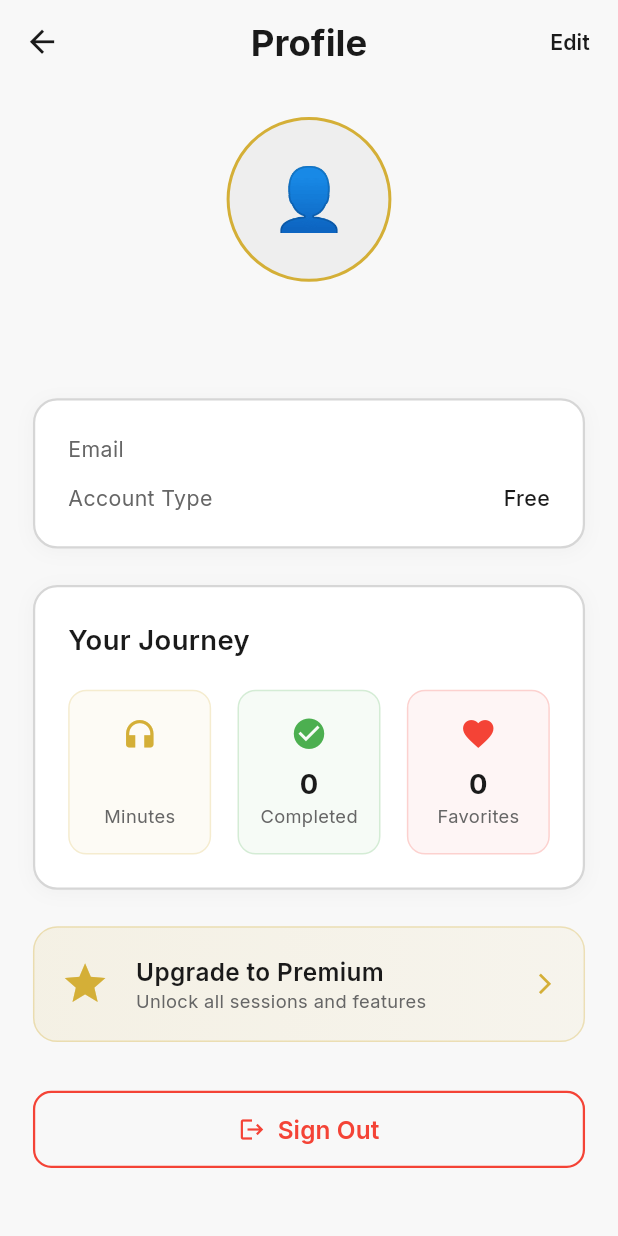
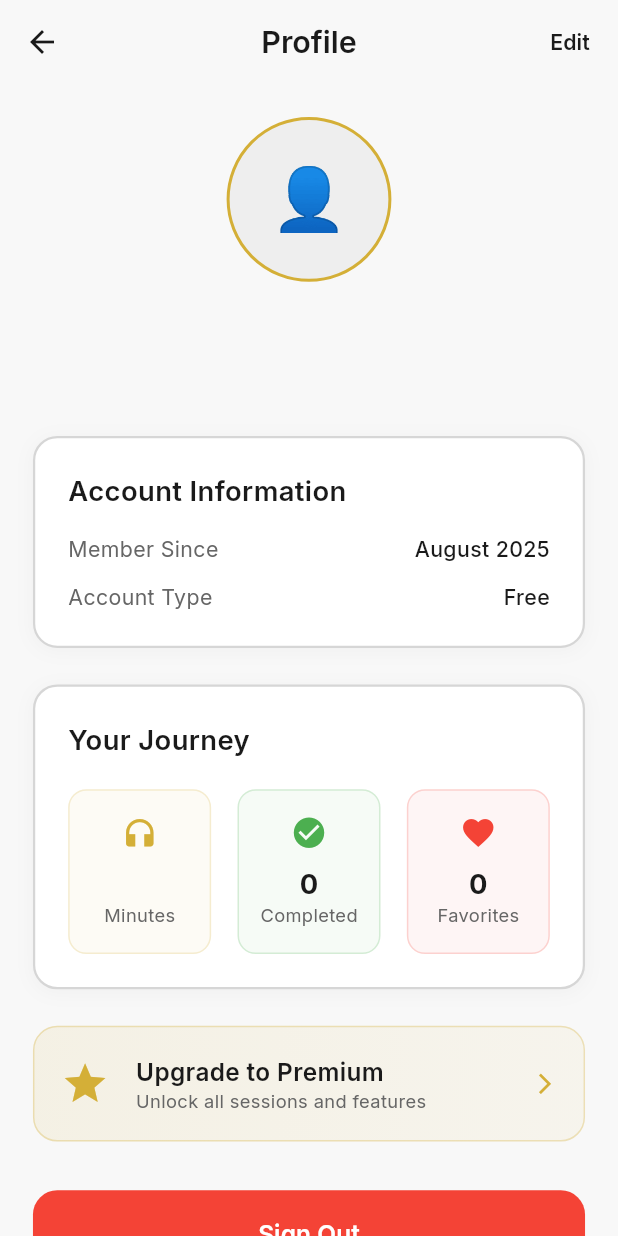
Before and after one commit to ParvinT/insidex_app, a Flutter app: the ProfileScreen screen opened by its route, on a phone screen of 412 x 824 dp. Run offline on Flutter 3.47's test engine with Material 3 defaults, Android fonts, the phone set to English and light mode, and no system bars; our stand-ins replace audio_service, cached_network_image, cloud_firestore, file_picker, firebase_auth, firebase_core and 8 more; accounts and stored records are empty; generated files the repository leaves out were written again.

Commit message:
admin dashboard update

```diff
--- a/lib/core/routes/app_routes.dart
+++ b/lib/core/routes/app_routes.dart
@@ -11,6 +11,11 @@ import '../../features/profile/profile_screen.dart';
 import '../../features/player/audio_player_screen.dart';
 import '../../features/library/session_detail_screen.dart';
 import '../../features/admin/admin_dashboard_screen.dart';
+import '../../features/admin/add_session_screen.dart';
+import '../../features/admin/category_management_screen.dart';
+import '../../features/admin/session_management_screen.dart';
+import '../../features/admin/user_management_screen.dart';
+import '../../features/admin/admin_settings_screen.dart';
 
 class AppRoutes {
   static const String splash = '/';
@@ -37,6 +42,11 @@ class AppRoutes {
         settings: (context) => const SettingsScreen(),
         profile: (context) => const ProfileScreen(),
         adminDashboard: (context) => const AdminDashboardScreen(),
+        '/admin/add-session': (context) => const AddSessionScreen(),
+        '/admin/categories': (context) => const CategoryManagementScreen(),
+        '/admin/sessions': (context) => const SessionManagementScreen(),
+        '/admin/users': (context) => const UserManagementScreen(),
+        '/admin/settings': (context) => const AdminSettingsScreen(),
         player: (context) {
           final args = ModalRoute.of(context)?.settings.arguments
               as Map<String, dynamic>?;
--- a/lib/features/profile/profile_screen.dart
+++ b/lib/features/profile/profile_screen.dart
@@ -24,7 +24,14 @@ class _ProfileScreenState extends State<ProfileScreen> {
 
   // Available avatars for selection
   final List<String> _availableAvatars = [
-    '👤', '😊', '🧘', '✨', '🌙', '⚡', '💫', '🦋'
+    '👤',
+    '😊',
+    '🧘',
+    '✨',
+    '🌙',
+    '⚡',
+    '💫',
+    '🦋'
   ];
 
   @override
@@ -69,7 +76,9 @@ class _ProfileScreenState extends State<ProfileScreen> {
       ScaffoldMessenger.of(context).showSnackBar(
         SnackBar(
           content: Text(
-            success ? 'Profile updated successfully' : 'Failed to update profile',
+            success
+                ? 'Profile updated successfully'
+                : 'Failed to update profile',
           ),
           backgroundColor: success ? Colors.green : Colors.red,
         ),
@@ -109,66 +118,65 @@ class _ProfileScreenState extends State<ProfileScreen> {
       ),
     );
 
-    if (shouldSignOut == true && mounted) {
-      await context.read<UserProvider>().signOut();
-      Navigator.pushReplacementNamed(context, '/auth/welcome');
+    if (shouldSignOut == true) {
+      await FirebaseAuth.instance.signOut();
+      if (mounted) {
+        Navigator.pushNamedAndRemoveUntil(
+          context,
+          '/auth/welcome',
+          (route) => false,
+        );
+      }
+    }
+  }
+
+  @override
+  void initState() {
+    super.initState();
+    // Check if user is logged in on init
+    final currentUser = FirebaseAuth.instance.currentUser;
+    if (currentUser == null) {
+      WidgetsBinding.instance.addPostFrameCallback((_) {
+        Navigator.pushReplacementNamed(context, '/auth/login');
+      });
+    } else {
+      final userProvider = context.read<UserProvider>();
+      _nameController.text = userProvider.userName;
     }
   }
 
   @override
   Widget build(BuildContext context) {
-    // First check if user is logged in with Firebase Auth directly
+    // First check if user is logged in
     final currentUser = FirebaseAuth.instance.currentUser;
 
     if (currentUser == null) {
       // No user logged in, redirect to login
-      WidgetsBinding.instance.addPostFrameCallback((_) {
-        Navigator.pushReplacementNamed(context, '/auth/login');
-      });
       return const Scaffold(
         backgroundColor: AppColors.backgroundWhite,
         body: Center(child: CircularProgressIndicator()),
       );
     }
-
     return Consumer<UserProvider>(
       builder: (context, userProvider, child) {
-        // If provider is still loading user data, show loading
-        if (userProvider.isLoading ||
-            (userProvider.firebaseUser != null && userProvider.userData == null)) {
-          return const Scaffold(
-            backgroundColor: AppColors.backgroundWhite,
-            body: Center(child: CircularProgressIndicator()),
-          );
-        }
-
-        // Initialize controller with current name
-        if (_nameController.text.isEmpty) {
-          _nameController.text = userProvider.userName;
-        }
-
         return Scaffold(
           backgroundColor: AppColors.backgroundWhite,
           appBar: AppBar(
             backgroundColor: AppColors.backgroundWhite,
             elevation: 0,
+            centerTitle: true,
             leading: IconButton(
-              icon: Icon(
-                Icons.arrow_back,
-                color: AppColors.textPrimary,
-                size: 24.sp,
-              ),
+              icon: Icon(Icons.arrow_back, color: AppColors.textPrimary),
               onPressed: () => Navigator.pop(context),
             ),
             title: Text(
               'Profile',
               style: GoogleFonts.inter(
-                fontSize: 24.sp,
-                fontWeight: FontWeight.w700,
+                fontSize: 20.sp,
+                fontWeight: FontWeight.w600,
                 color: AppColors.textPrimary,
               ),
             ),
-            centerTitle: true,
             actions: [
               TextButton(
                 onPressed: _isEditing ? _saveProfile : _toggleEditMode,
@@ -177,7 +185,9 @@ class _ProfileScreenState extends State<ProfileScreen> {
                   style: GoogleFonts.inter(
                     fontSize: 14.sp,
                     fontWeight: FontWeight.w600,
-                    color: _isEditing ? AppColors.primaryGold : AppColors.textPrimary,
+                    color: _isEditing
+                        ? AppColors.primaryGold
+                        : AppColors.textPrimary,
                   ),
                 ),
               ),
@@ -200,16 +210,20 @@ class _ProfileScreenState extends State<ProfileScreen> {
                 SizedBox(height: 24.h),
 
                 // Premium Badge (if applicable)
-                if (!userProvider.isPremium)
+                if (!userProvider.isPremium) ...[
                   _buildPremiumPrompt(),
-
-                // Admin Section
-                if (userProvider.isAdmin) ...[
                   SizedBox(height: 16.h),
-                  _buildAdminSection(),
                 ],
 
-                SizedBox(height: 32.h),
+                // Admin Badge (if applicable)
+                if (userProvider.isAdmin) ...[
+                  _buildAdminBadge(),
+                  SizedBox(height: 16.h),
+                  _buildAdminPanelButton(),
+                  SizedBox(height: 16.h),
+                ],
+
+                SizedBox(height: 16.h),
 
                 // Sign Out Button
                 _buildSignOutButton(),
@@ -266,8 +280,8 @@ class _ProfileScreenState extends State<ProfileScreen> {
                     ),
                     child: Icon(
                       Icons.edit,
+                      size: 16.sp,
                       color: Colors.white,
-                      size: 16.sp,
                     ),
                   ),
                 ),
@@ -277,24 +291,14 @@ class _ProfileScreenState extends State<ProfileScreen> {
 
         SizedBox(height: 16.h),
 
-        // Name field
+        // User name
         if (_isEditing)
           SizedBox(
             width: 200.w,
-            child: TextField(
+            child: CustomTextField(
               controller: _nameController,
-              textAlign: TextAlign.center,
-              style: GoogleFonts.inter(
-                fontSize: 20.sp,
-                fontWeight: FontWeight.w600,
-                color: AppColors.textPrimary,
-              ),
-              decoration: InputDecoration(
-                border: UnderlineInputBorder(),
-                focusedBorder: UnderlineInputBorder(
-                  borderSide: BorderSide(color: AppColors.primaryGold),
-                ),
-              ),
+              label: 'Full Name',
+              hint: 'Enter your name',
             ),
           )
         else
@@ -306,11 +310,26 @@ class _ProfileScreenState extends State<ProfileScreen> {
               color: AppColors.textPrimary,
             ),
           ),
+
+        SizedBox(height: 4.h),
+
+        // User email
+        Text(
+          userProvider.userEmail,
+          style: GoogleFonts.inter(
+            fontSize: 14.sp,
+            color: AppColors.textSecondary,
+          ),
+        ),
       ],
     );
   }
 
   Widget _buildUserInfoSection(UserProvider userProvider) {
+    final userData = userProvider.userData ?? {};
+    final createdAt = userData['createdAt']?.toDate() ?? DateTime.now();
+    final memberSince = '${_getMonthName(createdAt.month)} ${createdAt.year}';
+
     return Container(
       padding: EdgeInsets.all(20.w),
       decoration: BoxDecoration(
@@ -329,15 +348,24 @@ class _ProfileScreenState extends State<ProfileScreen> {
         ],
       ),
       child: Column(
+        crossAxisAlignment: CrossAxisAlignment.start,
         children: [
-          _buildInfoRow('Email', userProvider.userEmail),
+          Text(
+            'Account Information',
+            style: GoogleFonts.inter(
+              fontSize: 18.sp,
+              fontWeight: FontWeight.w600,
+              color: AppColors.textPrimary,
+            ),
+          ),
+          SizedBox(height: 16.h),
+          _buildInfoRow('Member Since', memberSince),
           SizedBox(height: 12.h),
           _buildInfoRow(
             'Account Type',
             userProvider.isPremium ? 'Premium' : 'Free',
             isPremium: userProvider.isPremium,
           ),
-
           if (userProvider.isAdmin) ...[
             SizedBox(height: 12.h),
             _buildInfoRow('Role', 'Administrator', isAdmin: true),
@@ -347,7 +375,8 @@ class _ProfileScreenState extends State<ProfileScreen> {
     );
   }
 
-  Widget _buildInfoRow(String label, String value, {bool isPremium = false, bool isAdmin = false}) {
+  Widget _buildInfoRow(String label, String value,
+      {bool isPremium = false, bool isAdmin = false}) {
     return Row(
       mainAxisAlignment: MainAxisAlignment.spaceBetween,
       children: [
@@ -377,7 +406,8 @@ class _ProfileScreenState extends State<ProfileScreen> {
             value,
             style: GoogleFonts.inter(
               fontSize: 14.sp,
-              fontWeight: isPremium || isAdmin ? FontWeight.w600 : FontWeight.w500,
+              fontWeight:
+                  isPremium || isAdmin ? FontWeight.w600 : FontWeight.w500,
               color: isAdmin
                   ? Colors.red
                   : isPremium
@@ -422,7 +452,6 @@ class _ProfileScreenState extends State<ProfileScreen> {
             ),
           ),
           SizedBox(height: 20.h),
-
           Row(
             children: [
               _buildStatItem(
@@ -434,14 +463,16 @@ class _ProfileScreenState extends State<ProfileScreen> {
               SizedBox(width: 16.w),
               _buildStatItem(
                 icon: Icons.check_circle,
-                value: '${(userData['completedSessionIds'] as List?)?.length ?? 0}',
+                value:
+                    '${(userData['completedSessionIds'] as List?)?.length ?? 0}',
                 label: 'Completed',
                 color: Colors.green,
               ),
               SizedBox(width: 16.w),
               _buildStatItem(
                 icon: Icons.favorite,
-                value: '${(userData['favoriteSessionIds'] as List?)?.length ?? 0}',
+                value:
+                    '${(userData['favoriteSessionIds'] as List?)?.length ?? 0}',
                 label: 'Favorites',
                 color: Colors.red,
               ),
@@ -552,11 +583,8 @@ class _ProfileScreenState extends State<ProfileScreen> {
     );
   }
 
-  Widget _buildAdminSection() {
-    return Column(
-      children: [
-        // Admin Badge
-        Container(
+  Widget _buildAdminBadge() {
+    return Container(
       padding: EdgeInsets.all(16.w),
       decoration: BoxDecoration(
         color: Colors.red.withOpacity(0.05),
@@ -573,6 +601,10 @@ class _ProfileScreenState extends State<ProfileScreen> {
             size: 24.sp,
           ),
           SizedBox(width: 12.w),
+          Expanded(
+            child: Column(
+              crossAxisAlignment: CrossAxisAlignment.start,
+              children: [
                 Text(
                   'Administrator Access',
                   style: GoogleFonts.inter(
@@ -581,40 +613,37 @@ class _ProfileScreenState extends State<ProfileScreen> {
                     color: Colors.red,
                   ),
                 ),
-              const Spacer(),
-              Container(
-                padding: EdgeInsets.symmetric(horizontal: 8.w, vertical: 4.h),
-                decoration: BoxDecoration(
-                  color: Colors.red.withOpacity(0.1),
-                  borderRadius: BorderRadius.circular(8.r),
-                ),
-                child: Text(
-                  'ACTIVE',
+                Text(
+                  'You have full admin privileges',
                   style: GoogleFonts.inter(
-                    fontSize: 10.sp,
-                    fontWeight: FontWeight.w700,
-                    color: Colors.red,
-                  ),
+                    fontSize: 12.sp,
+                    color: Colors.red.withOpacity(0.8),
                   ),
                 ),
               ],
             ),
           ),
+          Icon(
+            Icons.verified,
+            color: Colors.red,
+            size: 20.sp,
+          ),
+        ],
+      ),
+    );
+  }
 
-        SizedBox(height: 12.h),
-
-        // Admin Panel Button
-        Container(
+  Widget _buildAdminPanelButton() {
+    return SizedBox(
       width: double.infinity,
       child: ElevatedButton.icon(
         onPressed: () {
           Navigator.pushNamed(context, '/admin/dashboard');
         },
-            icon: Icon(Icons.dashboard, size: 20.sp),
+        icon: Icon(Icons.dashboard_customize),
         label: Text(
           'Open Admin Panel',
           style: GoogleFonts.inter(
-                fontSize: 16.sp,
             fontWeight: FontWeight.w600,
           ),
         ),
@@ -628,42 +657,40 @@ class _ProfileScreenState extends State<ProfileScreen> {
           elevation: 2,
         ),
       ),
-        ),
-      ],
     );
   }
 
   Widget _buildSignOutButton() {
-    return Container(
+    return SizedBox(
       width: double.infinity,
-      child: OutlinedButton.icon(
+      child: PrimaryButton(
+        text: 'Sign Out',
         onPressed: _handleSignOut,
-        icon: Icon(Icons.logout, color: Colors.red),
-        label: Text(
-          'Sign Out',
-          style: GoogleFonts.inter(
-            fontSize: 16.sp,
-            fontWeight: FontWeight.w600,
-            color: Colors.red,
-          ),
-        ),
-        style: OutlinedButton.styleFrom(
-          padding: EdgeInsets.symmetric(vertical: 14.h),
-          side: BorderSide(color: Colors.red, width: 1.5),
-          shape: RoundedRectangleBorder(
-            borderRadius: BorderRadius.circular(12.r),
-          ),
-        ),
+        backgroundColor: Colors.red,
       ),
     );
   }
 
   void _showAvatarPicker() {
-    showDialog(
+    showModalBottomSheet(
       context: context,
-      builder: (context) => AlertDialog(
-        title: Text('Choose Avatar'),
-        content: Wrap(
+      shape: RoundedRectangleBorder(
+        borderRadius: BorderRadius.vertical(top: Radius.circular(20.r)),
+      ),
+      builder: (context) => Container(
+        padding: EdgeInsets.all(20.w),
+        child: Column(
+          mainAxisSize: MainAxisSize.min,
+          children: [
+            Text(
+              'Choose Avatar',
+              style: GoogleFonts.inter(
+                fontSize: 18.sp,
+                fontWeight: FontWeight.w600,
+              ),
+            ),
+            SizedBox(height: 20.h),
+            Wrap(
               spacing: 16.w,
               runSpacing: 16.h,
               children: _availableAvatars.map((avatar) {
@@ -673,30 +700,52 @@ class _ProfileScreenState extends State<ProfileScreen> {
                     Navigator.pop(context);
                   },
                   child: Container(
-                width: 48.w,
-                height: 48.w,
+                    width: 60.w,
+                    height: 60.w,
                     decoration: BoxDecoration(
                       color: _selectedAvatar == avatar
                           ? AppColors.primaryGold.withOpacity(0.2)
                           : AppColors.greyLight,
-                  borderRadius: BorderRadius.circular(8.r),
+                      shape: BoxShape.circle,
                       border: Border.all(
                         color: _selectedAvatar == avatar
                             ? AppColors.primaryGold
-                        : AppColors.greyBorder,
+                            : Colors.transparent,
+                        width: 2,
                       ),
                     ),
                     child: Center(
                       child: Text(
                         avatar,
-                    style: TextStyle(fontSize: 24.sp),
+                        style: TextStyle(fontSize: 28.sp),
                       ),
                     ),
                   ),
                 );
               }).toList(),
             ),
+            SizedBox(height: 20.h),
+          ],
+        ),
       ),
     );
   }
+
+  String _getMonthName(int month) {
+    const months = [
+      'January',
+      'February',
+      'March',
+      'April',
+      'May',
+      'June',
+      'July',
+      'August',
+      'September',
+      'October',
+      'November',
+      'December'
+    ];
+    return months[month - 1];
   }
+}
```
Also changed, not shown: lib/features/admin/admin_dashboard_screen.dart (+75 -5 lines). Lines whose indentation alone changed are shown as unchanged.
